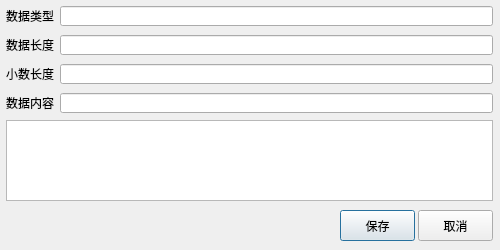
Old version of the form src/dialogmodifycell.ui in the repository cnldw/FinanceFileReader.
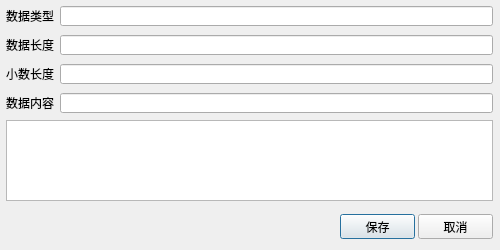
New version of the form.

```diff
--- a/src/dialogmodifycell.ui
+++ b/src/dialogmodifycell.ui
@@ -129,9 +129,9 @@
    <property name="geometry">
     <rect>
      <x>340</x>
-     <y>210</y>
+     <y>214</y>
      <width>75</width>
-     <height>31</height>
+     <height>25</height>
     </rect>
    </property>
    <property name="text">
@@ -142,9 +142,9 @@
    <property name="geometry">
     <rect>
      <x>418</x>
-     <y>210</y>
+     <y>214</y>
      <width>75</width>
-     <height>31</height>
+     <height>25</height>
     </rect>
    </property>
    <property name="text">
```
